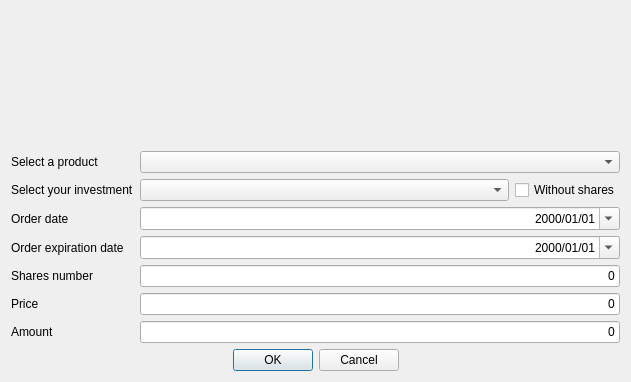
Qt form xulpymoney/ui/wdgOrdersAdd.ui (turulomio/xulpymoney) before a commit.
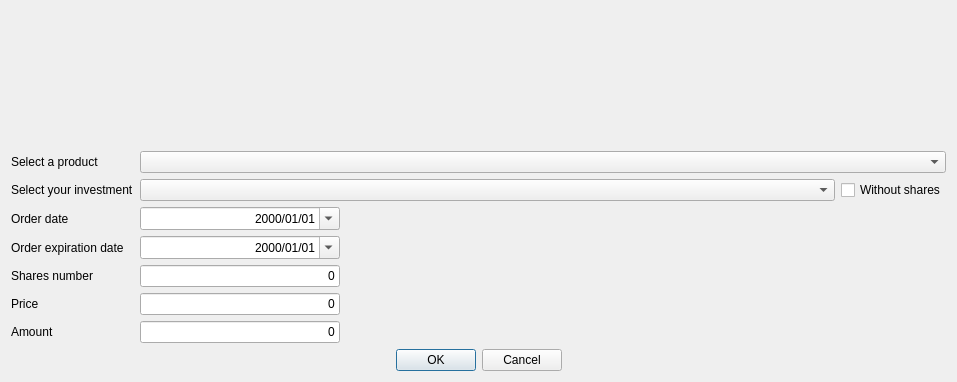
The same form after that commit. Icons and pictures are not drawn. Custom widgets are drawn as their Qt base class.

What changed in the file:
```diff
--- a/xulpymoney/ui/wdgOrdersAdd.ui
+++ b/xulpymoney/ui/wdgOrdersAdd.ui
@@ -6,7 +6,7 @@
    <rect>
     <x>0</x>
     <y>0</y>
-    <width>631</width>
+    <width>957</width>
     <height>382</height>
    </rect>
   </property>
@@ -51,6 +51,9 @@
            <verstretch>0</verstretch>
           </sizepolicy>
          </property>
+         <property name="sizeAdjustPolicy">
+          <enum>QComboBox::AdjustToContents</enum>
+         </property>
         </widget>
        </item>
        <item row="1" column="1">
@@ -64,7 +67,7 @@
             </sizepolicy>
            </property>
            <property name="sizeAdjustPolicy">
-            <enum>QComboBox::AdjustToMinimumContentsLength</enum>
+            <enum>QComboBox::AdjustToContents</enum>
            </property>
           </widget>
          </item>
@@ -94,11 +97,17 @@
        <item row="2" column="1">
         <widget class="QDateEdit" name="deDate">
          <property name="sizePolicy">
-          <sizepolicy hsizetype="Expanding" vsizetype="Fixed">
+          <sizepolicy hsizetype="Maximum" vsizetype="Fixed">
            <horstretch>0</horstretch>
            <verstretch>0</verstretch>
           </sizepolicy>
          </property>
+         <property name="minimumSize">
+          <size>
+           <width>200</width>
+           <height>0</height>
+          </size>
+         </property>
          <property name="alignment">
           <set>Qt::AlignRight|Qt::AlignTrailing|Qt::AlignVCenter</set>
          </property>
@@ -120,11 +129,17 @@
        <item row="3" column="1">
         <widget class="QDateEdit" name="deExpiration">
          <property name="sizePolicy">
-          <sizepolicy hsizetype="Expanding" vsizetype="Fixed">
+          <sizepolicy hsizetype="Maximum" vsizetype="Fixed">
            <horstretch>0</horstretch>
            <verstretch>0</verstretch>
           </sizepolicy>
          </property>
+         <property name="minimumSize">
+          <size>
+           <width>200</width>
+           <height>0</height>
+          </size>
+         </property>
          <property name="alignment">
           <set>Qt::AlignRight|Qt::AlignTrailing|Qt::AlignVCenter</set>
          </property>
@@ -145,6 +160,18 @@
        </item>
        <item row="4" column="1">
         <widget class="myQLineEdit" name="txtShares">
+         <property name="sizePolicy">
+          <sizepolicy hsizetype="Maximum" vsizetype="Fixed">
+           <horstretch>0</horstretch>
+           <verstretch>0</verstretch>
+          </sizepolicy>
+         </property>
+         <property name="minimumSize">
+          <size>
+           <width>200</width>
+           <height>0</height>
+          </size>
+         </property>
          <property name="text">
           <string>0</string>
          </property>
@@ -162,6 +189,18 @@
        </item>
        <item row="5" column="1">
         <widget class="myQLineEdit" name="txtPrice">
+         <property name="sizePolicy">
+          <sizepolicy hsizetype="Maximum" vsizetype="Fixed">
+           <horstretch>0</horstretch>
+           <verstretch>0</verstretch>
+          </sizepolicy>
+         </property>
+         <property name="minimumSize">
+          <size>
+           <width>200</width>
+           <height>0</height>
+          </size>
+         </property>
          <property name="text">
           <string>0</string>
          </property>
@@ -179,12 +218,27 @@
        </item>
        <item row="6" column="1">
         <widget class="myQLineEdit" name="txtAmount">
+         <property name="sizePolicy">
+          <sizepolicy hsizetype="Maximum" vsizetype="Fixed">
+           <horstretch>0</horstretch>
+           <verstretch>0</verstretch>
+          </sizepolicy>
+         </property>
+         <property name="minimumSize">
+          <size>
+           <width>200</width>
+           <height>0</height>
+          </size>
+         </property>
          <property name="text">
           <string>0</string>
          </property>
          <property name="alignment">
           <set>Qt::AlignRight|Qt::AlignTrailing|Qt::AlignVCenter</set>
          </property>
+         <property name="readOnly">
+          <bool>true</bool>
+         </property>
         </widget>
        </item>
       </layout>
```
